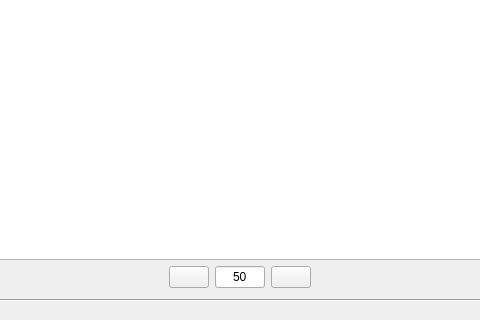
Old version of the form ui/main_window.ui in the repository DvaMishkiLapa/StaffMI_client; both pictures show x 119 to 599 and y 448 to 768 of the 1023 by 768 pixel window.
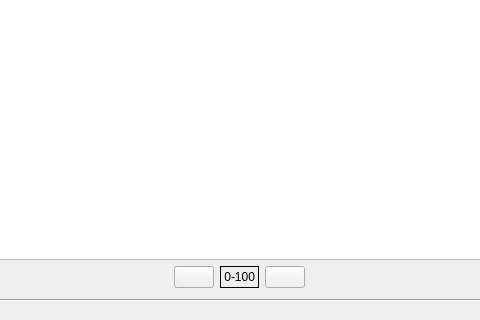
New version of the form. Icons and pictures are not drawn.

```diff
--- a/ui/main_window.ui
+++ b/ui/main_window.ui
@@ -32,7 +32,7 @@
    <bool>true</bool>
   </property>
   <property name="windowTitle">
-   <string>peMI</string>
+   <string>StaffMI</string>
   </property>
   <property name="windowIcon">
    <iconset>
@@ -666,53 +666,6 @@
         </item>
         <item row="3" column="0" colspan="5">
          <layout class="QGridLayout" name="gridLayout_4">
-          <item row="1" column="0">
-           <spacer name="horizontalSpacer_3">
-            <property name="orientation">
-             <enum>Qt::Horizontal</enum>
-            </property>
-            <property name="sizeHint" stdset="0">
-             <size>
-              <width>40</width>
-              <height>20</height>
-             </size>
-            </property>
-           </spacer>
-          </item>
-          <item row="1" column="2">
-           <widget class="QLineEdit" name="output_size">
-            <property name="sizePolicy">
-             <sizepolicy hsizetype="Minimum" vsizetype="Fixed">
-              <horstretch>0</horstretch>
-              <verstretch>0</verstretch>
-             </sizepolicy>
-            </property>
-            <property name="minimumSize">
-             <size>
-              <width>50</width>
-              <height>0</height>
-             </size>
-            </property>
-            <property name="maximumSize">
-             <size>
-              <width>50</width>
-              <height>16777215</height>
-             </size>
-            </property>
-            <property name="text">
-             <string>50</string>
-            </property>
-            <property name="maxLength">
-             <number>10000</number>
-            </property>
-            <property name="frame">
-             <bool>true</bool>
-            </property>
-            <property name="alignment">
-             <set>Qt::AlignCenter</set>
-            </property>
-           </widget>
-          </item>
           <item row="1" column="1">
            <widget class="QPushButton" name="page_left">
             <property name="sizePolicy">
@@ -730,6 +683,19 @@
             </property>
            </widget>
           </item>
+          <item row="1" column="4">
+           <spacer name="horizontalSpacer_4">
+            <property name="orientation">
+             <enum>Qt::Horizontal</enum>
+            </property>
+            <property name="sizeHint" stdset="0">
+             <size>
+              <width>40</width>
+              <height>20</height>
+             </size>
+            </property>
+           </spacer>
+          </item>
           <item row="1" column="3">
            <widget class="QPushButton" name="page_right">
             <property name="sizePolicy">
@@ -753,8 +719,8 @@
             </property>
            </widget>
           </item>
-          <item row="1" column="4">
-           <spacer name="horizontalSpacer_4">
+          <item row="1" column="0">
+           <spacer name="horizontalSpacer_3">
             <property name="orientation">
              <enum>Qt::Horizontal</enum>
             </property>
@@ -766,6 +732,22 @@
             </property>
            </spacer>
           </item>
+          <item row="1" column="2">
+           <widget class="QLabel" name="label">
+            <property name="frameShape">
+             <enum>QFrame::Panel</enum>
+            </property>
+            <property name="text">
+             <string>0-100</string>
+            </property>
+            <property name="alignment">
+             <set>Qt::AlignRight|Qt::AlignTrailing|Qt::AlignVCenter</set>
+            </property>
+            <property name="margin">
+             <number>2</number>
+            </property>
+           </widget>
+          </item>
          </layout>
         </item>
        </layout>
```
Left out of the diff: 1 changed line with no effect on the pictures.
